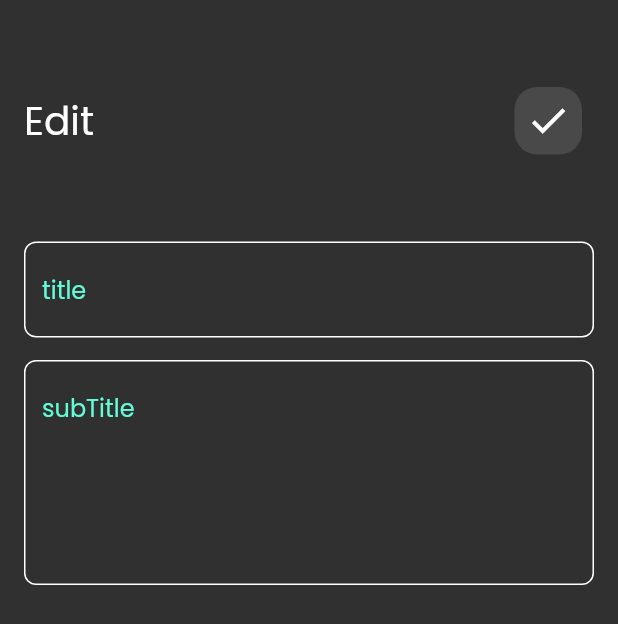
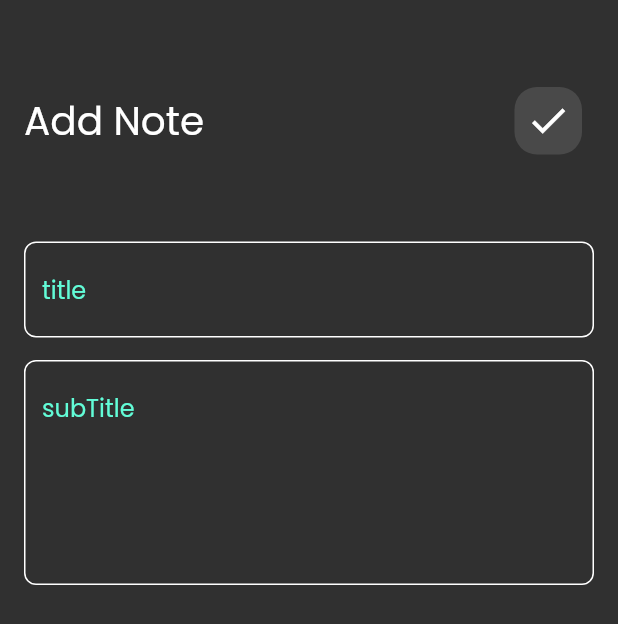
Before and after one commit to ahmedabdelsalam22/note, a Flutter app: the HomeView screen opened by its route, after a tap on the "add" icon, on a phone screen of 412 x 824 dp. Shown: the top 624 px of the screen. Run offline on Flutter 3.47's test engine with Material 2 defaults, Android fonts, the light colour scheme and no system bars; our stand-ins replace dio, flutter_bloc, font_awesome_flutter; network calls fail.

Commit message:
trigger updateNote in ui

```diff
--- a/lib/presentation/contoller/note_state.dart
+++ b/lib/presentation/contoller/note_state.dart
@@ -19,3 +19,9 @@ class CreateNotesLoadingState extends NoteState {}
 class CreateNotesSuccessState extends NoteState {}
 
 class CreateNotesErrorState extends NoteState {}
+
+class EditNotesLoadingState extends NoteState {}
+
+class EditNotesSuccessState extends NoteState {}
+
+class EditNotesErrorState extends NoteState {}
--- a/lib/presentation/screens/add_note.dart
+++ b/lib/presentation/screens/add_note.dart
@@ -23,7 +23,7 @@ class AddNote extends StatelessWidget {
               height: 50,
             ),
             CustomAppBar(
-              title: 'Edit',
+              title: 'Add Note',
               icon: Icons.check,
               onPressedIcon: () {
                 noteCubit!.createNote(
--- a/lib/presentation/widgets/note_item.dart
+++ b/lib/presentation/widgets/note_item.dart
@@ -23,7 +23,10 @@ class NoteItem extends StatelessWidget {
         Navigator.push(
             context,
             MaterialPageRoute(
-              builder: (context) => EditNoteView(),
+              builder: (context) => EditNoteView(
+                cubit: cubit,
+                noteModel: noteModel,
+              ),
             ));
       },
       child: Padding(
```
Also changed, not shown: lib/presentation/contoller/note_cubit.dart (+10 -1 lines), lib/presentation/screens/edit_note_view.dart (+14 -1 lines).
